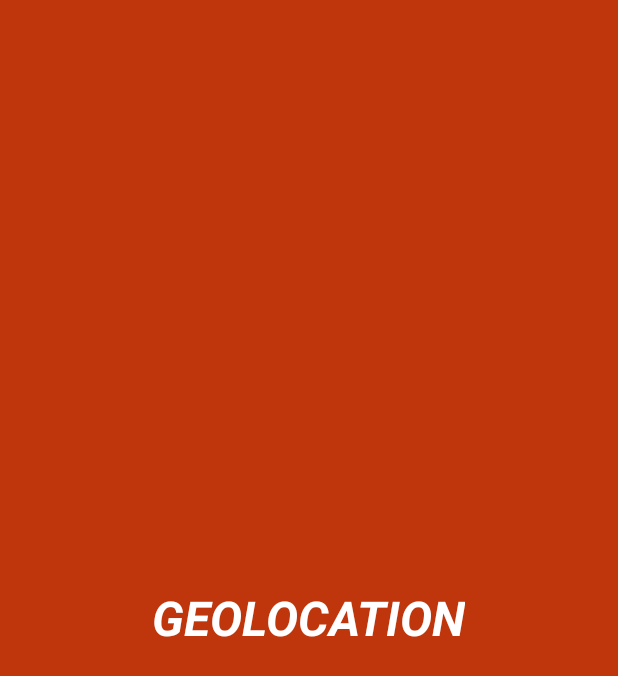
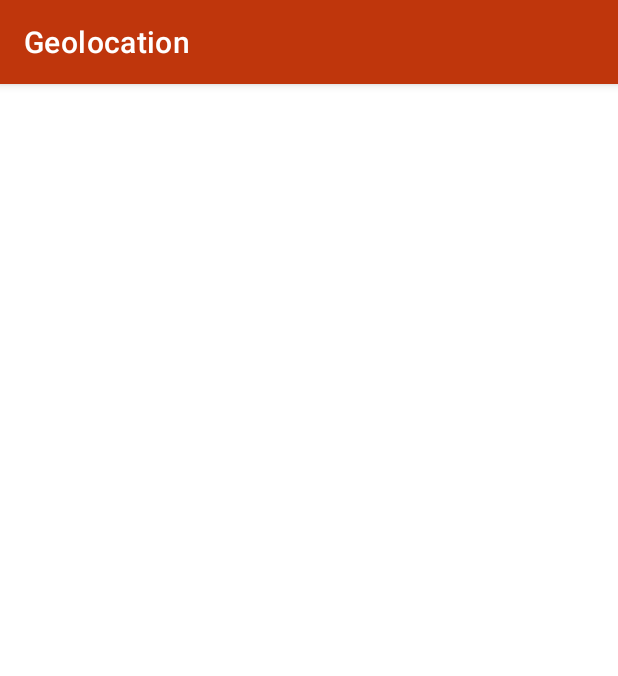
Before and after one commit to eliasmeireles/android-geolocation-example, an Android app: the screen it shows after launch (SplashActivity before the commit, HomeActivity after it), on a phone screen of 412 x 824 dp. Shown: the top 676 px of the screen. Run offline under Robolectric (Android 15) with nearby library versions, the phone set to English and light mode, and no system bars; our stand-ins replace Dagger/Hilt's generated code.

Commit message:
Navegação para home page e finalizando SplashActivity.

```diff
--- a/app/src/main/AndroidManifest.xml
+++ b/app/src/main/AndroidManifest.xml
@@ -22,6 +22,9 @@
                 <category android:name="android.intent.category.LAUNCHER" />
             </intent-filter>
         </activity>
+        <activity
+            android:name=".modules.home.HomeActivity"
+            android:screenOrientation="portrait" />
     </application>
 
 </manifest>
--- /dev/null
+++ b/app/src/main/java/com/challenge/us/geolocation/modules/home/HomeActivity.java
@@ -0,0 +1,17 @@
+package com.challenge.us.geolocation.modules.home;
+
+import android.os.Bundle;
+
+import androidx.annotation.Nullable;
+import androidx.appcompat.app.AppCompatActivity;
+
+import com.challenge.us.geolocation.R;
+
+public class HomeActivity extends AppCompatActivity {
+
+    @Override
+    protected void onCreate(@Nullable Bundle savedInstanceState) {
+        super.onCreate(savedInstanceState);
+        setContentView(R.layout.activity_home);
+    }
+}
--- a/app/src/main/java/com/challenge/us/geolocation/modules/splash/SplashActivity.java
+++ b/app/src/main/java/com/challenge/us/geolocation/modules/splash/SplashActivity.java
@@ -2,25 +2,46 @@ package com.challenge.us.geolocation.modules.splash;
 
 import androidx.appcompat.app.AppCompatActivity;
 
+import android.content.Intent;
 import android.os.Bundle;
+import android.os.Handler;
 import android.view.View;
 import android.view.animation.Animation;
 import android.view.animation.AnimationUtils;
 import android.widget.TextView;
 
 import com.challenge.us.geolocation.R;
+import com.challenge.us.geolocation.modules.home.HomeActivity;
 
 public class SplashActivity extends AppCompatActivity {
+
+    private static final long SPLASH_ACTIVITY_DURATION = 1500L;
 
     @Override
     protected void onCreate(Bundle savedInstanceState) {
         super.onCreate(savedInstanceState);
         setContentView(R.layout.activity_splash);
+        setupSplashAnimation();
+        homeNavigator();
+    }
 
-        TextView textView = findViewById(R.id.activity_splash_text_view);
+    /**
+     * Após o tempo em millisecond definidos em {@link #SPLASH_ACTIVITY_DURATION},
+     * {@link SplashActivity} será finalizada e vagando para {@link com.challenge.us.geolocation.modules.home.HomeActivity}
+     */
+    private void homeNavigator() {
+        new Handler(getMainLooper())
+                .postDelayed(() -> {
+                    startActivity(new Intent(SplashActivity.this, HomeActivity.class));
+                    finish();
+                }, SPLASH_ACTIVITY_DURATION);
+    }
+
+    private void setupSplashAnimation() {
+        TextView animatedSplashTextView = findViewById(R.id.activity_splash_text_view);
         Animation animationFadeIn = AnimationUtils.loadAnimation(this, R.anim.splash_text_animation_in);
-        textView.setAnimation(animationFadeIn);
-        textView.startAnimation(animationFadeIn);
-        textView.setVisibility(View.VISIBLE);
+        animatedSplashTextView.setAnimation(animationFadeIn);
+        animatedSplashTextView.startAnimation(animationFadeIn);
+        animatedSplashTextView.setVisibility(View.VISIBLE);
     }
 }
--- /dev/null
+++ b/app/src/main/res/layout/activity_home.xml
@@ -0,0 +1,6 @@
+<?xml version="1.0" encoding="utf-8"?>
+<androidx.constraintlayout.widget.ConstraintLayout xmlns:android="http://schemas.android.com/apk/res/android"
+    android:layout_width="match_parent"
+    android:layout_height="match_parent">
+
+</androidx.constraintlayout.widget.ConstraintLayout>
```
